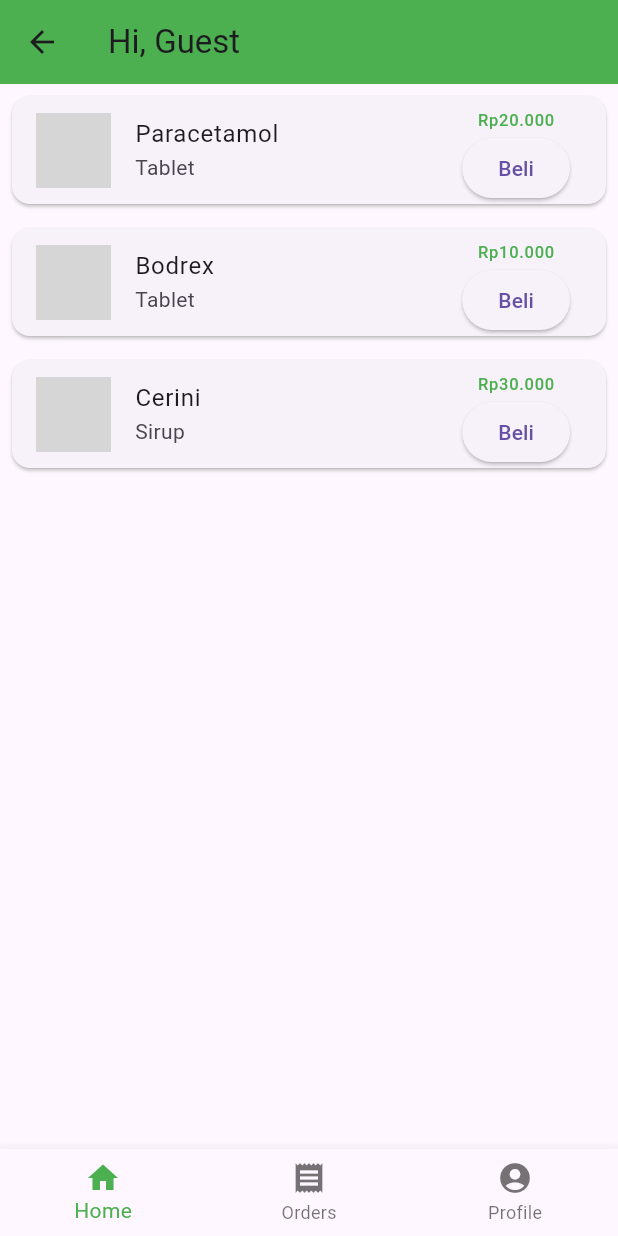
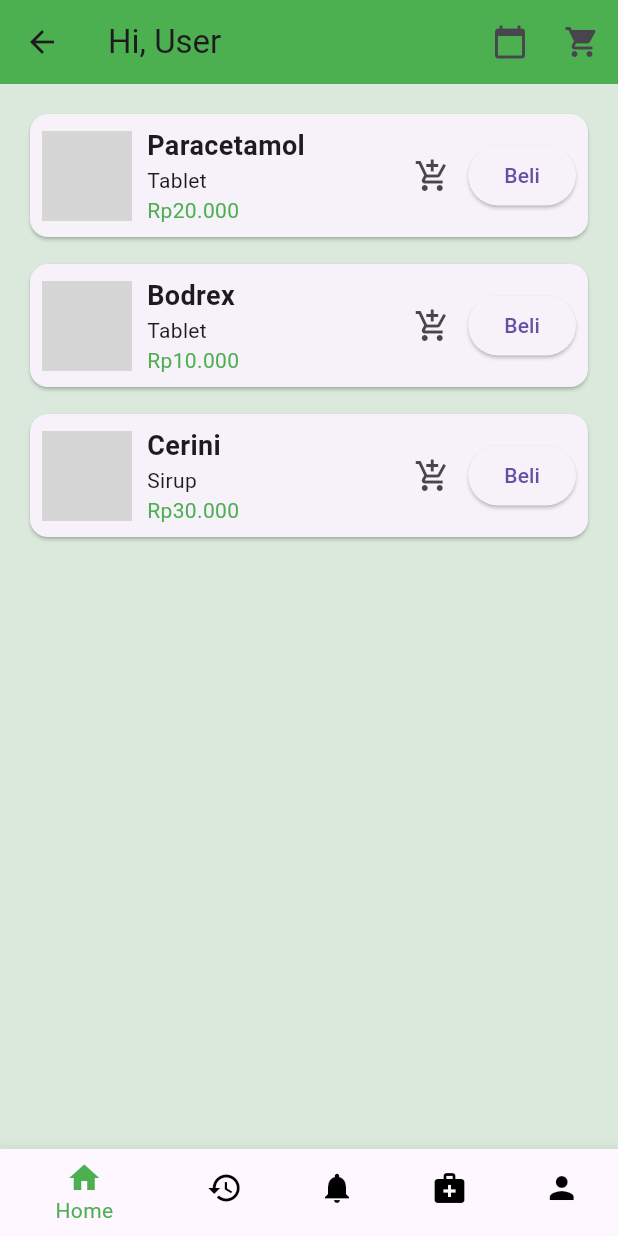
Before and after one commit to RayyanFahreza/tugas_teori_mobile, a Flutter app: the HomeLoggedInView screen opened by its route, on a phone screen of 412 x 824 dp. Run offline on Flutter 3.47's test engine with Material 3 defaults, Android fonts, the phone set to English and light mode, and no system bars; our stand-ins replace get; grey boxes are pictures that could not be loaded.

Commit message:
second commit

```diff
--- a/lib/app/modules/home/controllers/home_controller.dart
+++ b/lib/app/modules/home/controllers/home_controller.dart
@@ -1,11 +1,9 @@
 import 'package:get/get.dart';
 
 class HomeController extends GetxController {
-  var isLoggedIn = false.obs; // Track if user is logged in
-  var username = 'Guest'.obs; // Default username for guest
+  var cartItemCount = 0.obs;
 
-  void loadUserInfo({bool loggedIn = false, String? name}) {
-    isLoggedIn.value = loggedIn;
-    username.value = loggedIn && name != null ? name : 'Guest';
+  void addToCart() {
+    cartItemCount++;
   }
 }
--- /dev/null
+++ b/lib/app/modules/home/views/home_logged_in.dart
@@ -0,0 +1,148 @@
+import 'package:flutter/material.dart';
+
+class HomeLoggedInView extends StatefulWidget {
+  @override
+  _HomeLoggedInViewState createState() => _HomeLoggedInViewState();
+}
+
+class _HomeLoggedInViewState extends State<HomeLoggedInView> {
+  int _selectedIndex = 0; // Track selected tab index
+
+  void _onItemTapped(int index) {
+    setState(() {
+      _selectedIndex = index;
+    });
+    // Add navigation logic here if needed
+  }
+
+  @override
+  Widget build(BuildContext context) {
+    return Scaffold(
+      appBar: AppBar(
+        title: Text("Hi, User"),
+        backgroundColor: Colors.green, // Header color
+        actions: [
+          IconButton(
+            icon: Icon(Icons.calendar_today),
+            onPressed: () {
+              // Event button action
+            },
+          ),
+          IconButton(
+            icon: Icon(Icons.shopping_cart),
+            onPressed: () {
+              // Cart button action
+            },
+          ),
+        ],
+      ),
+      body: Container(
+        color: Colors.green.withOpacity(0.2), // Main content background color
+        padding: EdgeInsets.all(16.0),
+        child: ListView(
+          children: [
+            _productCard(
+              imageUrl: 'assets/paracetamol.png',
+              title: 'Paracetamol',
+              type: 'Tablet',
+              price: 'Rp20.000',
+            ),
+            SizedBox(height: 10),
+            _productCard(
+              imageUrl: 'assets/bodrex.png',
+              title: 'Bodrex',
+              type: 'Tablet',
+              price: 'Rp10.000',
+            ),
+            SizedBox(height: 10),
+            _productCard(
+              imageUrl: 'assets/cerini.png',
+              title: 'Cerini',
+              type: 'Sirup',
+              price: 'Rp30.000',
+            ),
+          ],
+        ),
+      ),
+      bottomNavigationBar: BottomNavigationBar(
+        backgroundColor: Colors.white, // Bottom navigation bar color
+        items: [
+          BottomNavigationBarItem(
+            icon: Icon(Icons.home,
+                color: _selectedIndex == 0 ? Colors.green : Colors.black),
+            label: "Home",
+          ),
+          BottomNavigationBarItem(
+            icon: Icon(Icons.history,
+                color: _selectedIndex == 1 ? Colors.green : Colors.black),
+            label: "Riwayat",
+          ),
+          BottomNavigationBarItem(
+            icon: Icon(Icons.notifications,
+                color: _selectedIndex == 2 ? Colors.green : Colors.black),
+            label: "Notifikasi",
+          ),
+          BottomNavigationBarItem(
+            icon: Icon(Icons.medical_services,
+                color: _selectedIndex == 3 ? Colors.green : Colors.black),
+            label: "Resep",
+          ),
+          BottomNavigationBarItem(
+            icon: Icon(Icons.person,
+                color: _selectedIndex == 4 ? Colors.green : Colors.black),
+            label: "Profil",
+          ),
+        ],
+        currentIndex: _selectedIndex,
+        onTap: _onItemTapped,
+        selectedItemColor: Colors.green, // Change selected item color
+        unselectedItemColor: Colors.black, // Change unselected item color
+      ),
+    );
+  }
+
+  Widget _productCard({
+    required String imageUrl,
+    required String title,
+    required String type,
+    required String price,
+  }) {
+    return Card(
+      child: Padding(
+        padding: const EdgeInsets.all(8.0),
+        child: Row(
+          children: [
+            Image.asset(imageUrl, width: 60, height: 60),
+            SizedBox(width: 10),
+            Expanded(
+              child: Column(
+                crossAxisAlignment: CrossAxisAlignment.start,
+                children: [
+                  Text(
+                    title,
+                    style: TextStyle(fontSize: 18, fontWeight: FontWeight.bold),
+                  ),
+                  Text(type),
+                  Text(price, style: TextStyle(color: Colors.green)),
+                ],
+              ),
+            ),
+            SizedBox(width: 10),
+            IconButton(
+              icon: Icon(Icons.add_shopping_cart),
+              onPressed: () {
+                // Add to cart action
+              },
+            ),
+            ElevatedButton(
+              onPressed: () {
+                // Buy action
+              },
+              child: Text('Beli'),
+            ),
+          ],
+        ),
+      ),
+    );
+  }
+}
--- a/lib/app/modules/home/views/homeloggedin_view.dart
+++ /dev/null
@@ -1,63 +0,0 @@
-import 'package:flutter/material.dart';
-import 'package:flutter_application_kelas_d/app/modules/home/controllers/home_controller.dart';
-import 'package:get/get.dart';
-
-class HomeLoggedInView extends StatelessWidget {
-  final HomeController controller = Get.find<HomeController>();
-
-  @override
-  Widget build(BuildContext context) {
-    return Scaffold(
-      appBar: AppBar(
-        title: Obx(() => Text('Hi, ${controller.username.value}')),
-        backgroundColor: Colors.green,
-      ),
-      body: ListView(
-        children: [
-          _buildProductItem(
-              'Paracetamol', 'Tablet', 'Rp20.000', 'assets/paracetamol.png'),
-          _buildProductItem(
-              'Bodrex', 'Tablet', 'Rp10.000', 'assets/bodrex.png'),
-          _buildProductItem('Cerini', 'Sirup', 'Rp30.000', 'assets/cerini.png'),
-        ],
-      ),
-      bottomNavigationBar: _buildBottomNavigationBar(),
-    );
-  }
-
-  Widget _buildProductItem(
-      String title, String subtitle, String price, String imagePath) {
-    return Card(
-      margin: EdgeInsets.all(8.0),
-      child: ListTile(
-        leading: Image.asset(imagePath, width: 50, height: 50),
-        title: Text(title),
-        subtitle: Text(subtitle),
-        trailing: Column(
-          mainAxisAlignment: MainAxisAlignment.center,
-          children: [
-            Text(price, style: TextStyle(color: Colors.green)),
-            ElevatedButton(
-              onPressed: () {
-                // Add to cart logic
-              },
-              child: Text('Beli'),
-            ),
-          ],
-        ),
-      ),
-    );
-  }
-
-  Widget _buildBottomNavigationBar() {
-    return BottomNavigationBar(
-      items: const <BottomNavigationBarItem>[
-        BottomNavigationBarItem(icon: Icon(Icons.home), label: 'Home'),
-        BottomNavigationBarItem(icon: Icon(Icons.receipt), label: 'Orders'),
-        BottomNavigationBarItem(
-            icon: Icon(Icons.account_circle), label: 'Profile'),
-      ],
-      selectedItemColor: Colors.green,
-    );
-  }
-}
--- a/lib/app/routes/app_pages.dart
+++ b/lib/app/routes/app_pages.dart
@@ -1,6 +1,6 @@
 import 'package:flutter_application_kelas_d/app/modules/home/controllers/home_controller.dart';
-import 'package:flutter_application_kelas_d/app/modules/home/views/homeguest_view.dart';
-import 'package:flutter_application_kelas_d/app/modules/home/views/homeloggedin_view.dart';
+import 'package:flutter_application_kelas_d/app/modules/home/views/home_guest_view.dart';
+import 'package:flutter_application_kelas_d/app/modules/home/views/home_logged_in.dart';
 import 'package:flutter_application_kelas_d/app/modules/loginsign/controllers/loginsign_controller.dart';
 import 'package:flutter_application_kelas_d/app/modules/loginsign/views/login_view.dart';
 import 'package:flutter_application_kelas_d/app/modules/loginsign/views/signup_view.dart';
@@ -42,5 +42,6 @@ class AppPages {
         Get.lazyPut(() => HomeController());
       }),
     ),
+    // Riwayat route
   ];
 }
```
Also changed, not shown: lib/app/modules/home/views/home_guest_view.dart (added, +142 -0 lines), lib/app/modules/home/views/homeguest_view.dart (deleted, +0 -73 lines).
